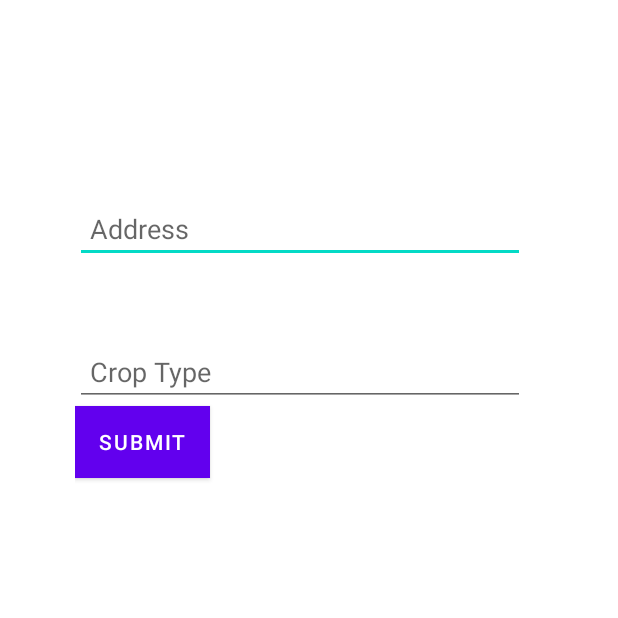
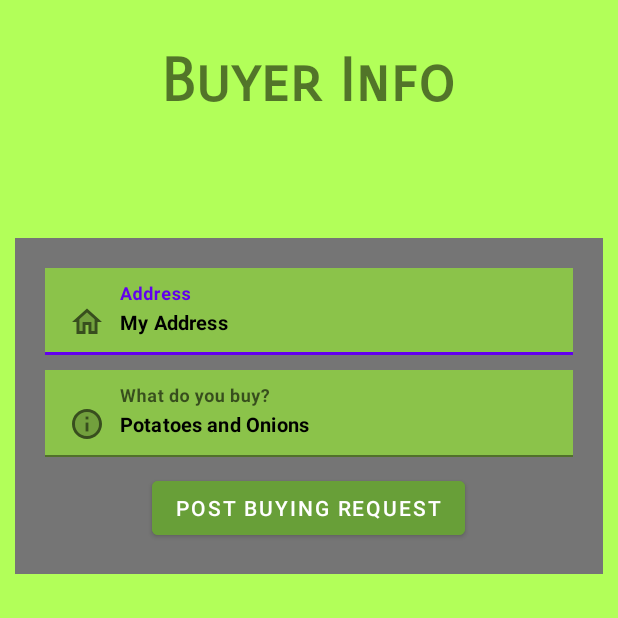
Before and after one commit to NullScripts/Agcrops, an Android app: the buyer_infoActivity screen opened directly, with no data from a screen before it, on a phone screen of 412 x 824 dp, the top half of it. Run offline under Robolectric (Android 15) with nearby library versions, the phone set to English and light mode, and no system bars; our stand-ins replace Firebase (no records; nobody signed in at launch, a user with empty details on screens opened directly); Roboto replaces fonts that are not available here.

Commit message:
Added Onboarding and Buyer activities

```diff
--- a/app/build.gradle
+++ b/app/build.gradle
@@ -42,6 +42,7 @@ dependencies {
     implementation 'androidx.appcompat:appcompat:1.2.0'
     implementation 'com.google.android.material:material:1.3.0'
     implementation 'androidx.constraintlayout:constraintlayout:2.0.4'
+    implementation 'com.google.firebase:firebase-database:19.2.1'
     testImplementation 'junit:junit:4.+'
     androidTestImplementation 'androidx.test.ext:junit:1.1.2'
     androidTestImplementation 'androidx.test.espresso:espresso-core:3.3.0'
--- a/app/src/main/java/com/example/myapplication/activities/buyer_infoActivity.kt
+++ b/app/src/main/java/com/example/myapplication/activities/buyer_infoActivity.kt
@@ -3,10 +3,26 @@ package com.example.myapplication.activities
 import androidx.appcompat.app.AppCompatActivity
 import android.os.Bundle
 import com.example.myapplication.R
+import com.example.myapplication.daos.BuyerDao
+import kotlinx.android.synthetic.main.activity_buyer_info.*
 
 class buyer_infoActivity : AppCompatActivity() {
+
+    private lateinit var buyerDao: BuyerDao
+
     override fun onCreate(savedInstanceState: Bundle?) {
         super.onCreate(savedInstanceState)
         setContentView(R.layout.activity_buyer_info)
+
+        buyerDao = BuyerDao()
+
+        buyer_req.setOnClickListener{
+            val address = buyer_address.text.toString()
+            val requirement = buyer_buying_requirements.text.toString()
+            if (address.isNotEmpty() && requirement.isNotEmpty()){
+                buyerDao.addBuyingRequest(address,requirement)
+            }
+        }
+
     }
 }
--- /dev/null
+++ b/app/src/main/java/com/example/myapplication/daos/BuyerDao.kt
@@ -0,0 +1,23 @@
+package com.example.myapplication.daos
+
+import com.example.myapplication.models.BuyerRequest
+import com.google.firebase.auth.FirebaseAuth
+import com.google.firebase.database.FirebaseDatabase
+import com.google.firebase.ktx.Firebase
+import kotlinx.coroutines.GlobalScope
+import kotlinx.coroutines.launch
+
+class BuyerDao {
+    val db = FirebaseDatabase.getInstance()
+    val reference = db.getReference("buyers")
+
+
+    fun addBuyingRequest(address: String , requirements: String){
+        val currentUser = FirebaseAuth.getInstance().getCurrentUser()!!.getUid();
+        GlobalScope.launch {
+            val currentTime = System.currentTimeMillis()
+            val buyerRequest = BuyerRequest(address, requirements, currentUser, currentTime)
+            reference.child(currentUser).setValue(buyerRequest)
+        }
+    }
+}
--- /dev/null
+++ b/app/src/main/java/com/example/myapplication/models/User.kt
@@ -0,0 +1,6 @@
+package com.example.myapplication.models
+
+data class User (val uid: String = "",
+                 val name:String? = "",
+                 val phoneno: String = ""
+                 )
--- /dev/null
+++ b/app/src/main/res/drawable/ic_twotone_home_24.xml
@@ -0,0 +1,15 @@
+<vector xmlns:android="http://schemas.android.com/apk/res/android"
+    android:width="24dp"
+    android:height="24dp"
+    android:viewportWidth="24"
+    android:viewportHeight="24"
+    android:tint="?attr/colorControlNormal">
+  <path
+      android:fillColor="@android:color/white"
+      android:pathData="M12,3L2,12h3v8h6v-6h2v6h6v-8h3L12,3zM17,18h-2v-6L9,12v6L7,18v-7.81l5,-4.5 5,4.5L17,18z"/>
+  <path
+      android:fillColor="@android:color/white"
+      android:pathData="M7,10.19V18h2v-6h6v6h2v-7.81l-5,-4.5z"
+      android:strokeAlpha="0.3"
+      android:fillAlpha="0.3"/>
+</vector>
--- a/app/src/main/res/layout/activity_buyer_info.xml
+++ b/app/src/main/res/layout/activity_buyer_info.xml
@@ -4,42 +4,80 @@
     xmlns:tools="http://schemas.android.com/tools"
     android:layout_width="match_parent"
     android:layout_height="match_parent"
+    android:orientation="vertical"
+    android:background="@color/leaf_green"
+    android:padding="10dp"
     tools:context=".activities.buyer_infoActivity">
+
+    <TextView
+        android:layout_width="wrap_content"
+        android:layout_height="wrap_content"
+        android:fontFamily="sans-serif-smallcaps"
+        android:text="Buyer Info"
+        android:textSize="40sp"
+        android:textStyle="bold"
+        android:textAlignment="center"
+        android:gravity="center_horizontal"
+        android:layout_gravity="center"
+        android:layout_marginTop="20dp"
+        />
+
     <LinearLayout
-        android:layout_width="300dp"
-        android:layout_height="500dp"
-        android:layout_marginTop="100dp"
-        android:layout_marginLeft="50dp"
-        android:orientation="vertical">
-        <EditText
-            android:id="@+id/buyer_address"
+        android:layout_width="match_parent"
+        android:layout_height="wrap_content"
+        android:orientation="vertical"
+        android:padding="20dp"
+        android:layout_gravity="center"
+        android:layout_marginTop="80dp"
+        android:background="@color/colorTextSecondary"
+        >
+
+        <com.google.android.material.textfield.TextInputLayout
             android:layout_width="match_parent"
             android:layout_height="wrap_content"
             android:hint="Address"
-            android:layout_marginTop="30dp"
-            android:inputType="text"
-            android:paddingLeft="10dp"
-            android:textColor="#1F1F1F" />
-        <EditText
-            android:id="@+id/crop_type"
+            android:layout_marginBottom="10dp">
+            <com.google.android.material.textfield.TextInputEditText
+                android:id="@+id/buyer_address"
+                android:layout_width="match_parent"
+                android:layout_height="wrap_content"
+                android:drawablePadding="10dp"
+                android:background="@color/primary_color"
+                android:textSize="13sp"
+                android:textStyle="bold"
+                android:textColor="@android:color/black"
+                android:text="My Address"
+                android:drawableStart="@drawable/ic_twotone_home_24"
+                android:drawableLeft="@drawable/ic_twotone_home_24" />
+        </com.google.android.material.textfield.TextInputLayout>
+
+        <com.google.android.material.textfield.TextInputLayout
+            android:id="@+id/bio_profile_frag"
             android:layout_width="match_parent"
             android:layout_height="wrap_content"
-            android:hint="Crop Type"
-            android:layout_marginTop="50dp"
-            android:inputType="text"
-            android:paddingLeft="10dp"
-            android:textColor="#1F1F1F" />
-
-
+            android:hint="What do you buy?"
+            android:layout_marginBottom="10dp">
+            <com.google.android.material.textfield.TextInputEditText
+                android:id="@+id/buyer_buying_requirements"
+                android:layout_width="match_parent"
+                android:layout_height="wrap_content"
+                android:background="@color/primary_color"
+                android:drawablePadding="10dp"
+                android:textSize="13sp"
+                android:textStyle="bold"
+                android:textColor="@android:color/black"
+                android:text="Potatoes and Onions"
+                android:drawableStart="@drawable/ic_twotone_info_24"
+                android:drawableLeft="@drawable/ic_twotone_info_24" />
+        </com.google.android.material.textfield.TextInputLayout>
 
         <Button
             android:layout_width="wrap_content"
             android:layout_height="wrap_content"
-            android:background="@color/dark_primary_color"
-            android:text="Submit"
-            android:id="@+id/buyer_info_sub"/>
-
+            android:backgroundTint="@color/dark_primary_color"
+            android:text="Post Buying Request"
+            android:layout_gravity="center"
+            android:id="@+id/buyer_req"/>
 
     </LinearLayout>
-
 </LinearLayout>
--- a/app/src/main/res/layout/slide_item_container.xml
+++ b/app/src/main/res/layout/slide_item_container.xml
@@ -1,6 +1,7 @@
 <?xml version="1.0" encoding="utf-8"?>
 <LinearLayout
-    xmlns:android="http://schemas.android.com/apk/res/android" android:layout_width="match_parent"
+    xmlns:android="http://schemas.android.com/apk/res/android"
+    android:layout_width="match_parent"
     android:layout_height="match_parent"
     android:padding="15dp"
     android:orientation="vertical">
```
Also changed, not shown: app/src/main/java/com/example/myapplication/daos/UserDao.kt (added, +46 -0 lines), app/src/main/java/com/example/myapplication/individual/BuyerActivity.kt (+9 -0 lines), app/src/main/java/com/example/myapplication/models/BuyerRequest.kt (added, +10 -0 lines), app/src/main/java/com/example/myapplication/onboarding/OnboardingActivity.kt (+12 -14 lines), app/src/main/res/layout/activity_buyer.xml (+33 -1 lines), app/src/main/res/drawable/farmingactivities.png (added), app/src/main/res/drawable/grains.png (added), app/src/main/res/drawable/tractor.png (added), app/src/main/res/drawable/worker.png (added).
